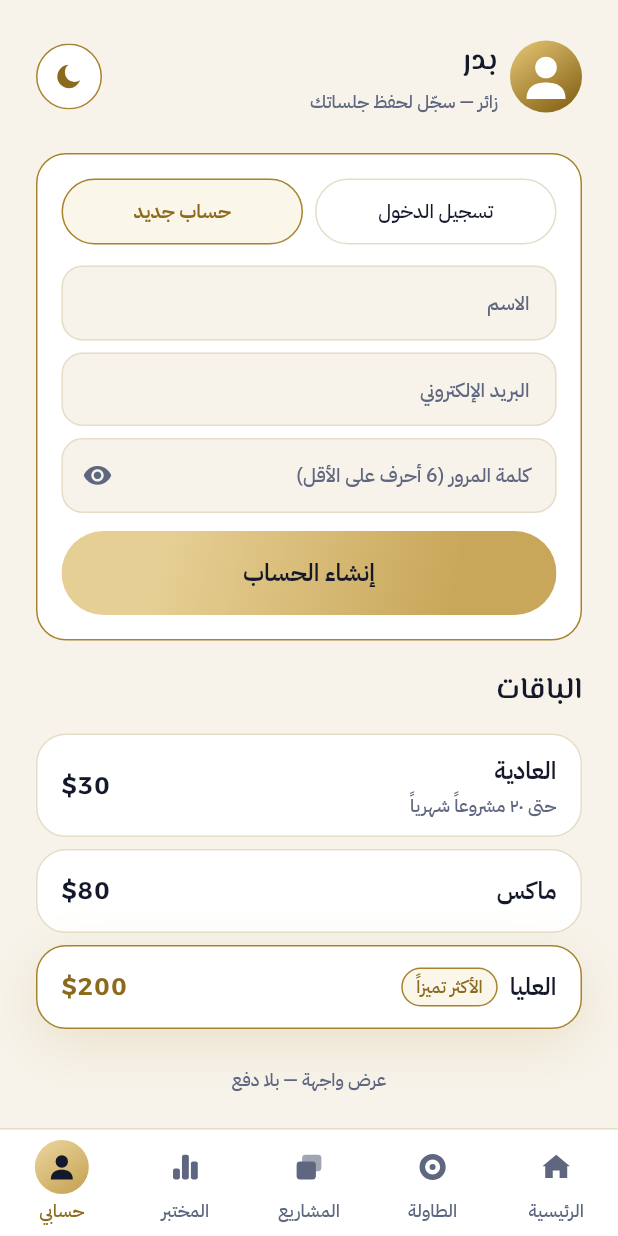
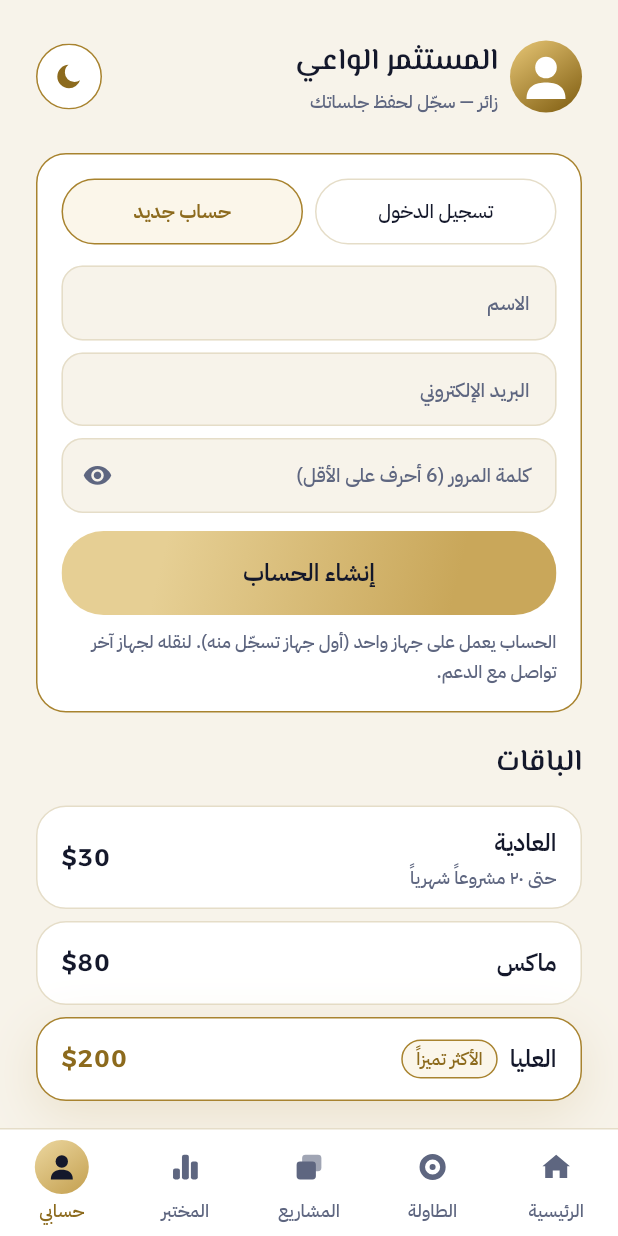
Before and after one commit to 3pp3ll/pentara-app, a Flutter app: the screen it shows after launch, after a tap on "حساب جديد", on a phone screen of 412 x 824 dp. Run offline on Flutter 3.47's test engine with Material 3 defaults, Android fonts, the phone set to English and light mode, and no system bars; our stand-ins replace qr_flutter, share_plus, shared_preferences; accounts and stored records are empty; network calls fail.

Commit message:
Add files via upload

```diff
--- a/lib/live/live_account_card.dart
+++ b/lib/live/live_account_card.dart
@@ -144,6 +144,11 @@ class _LiveAccountCardState extends State<LiveAccountCard> {
             label: _signupMode ? 'إنشاء الحساب' : 'دخول',
             expand: true,
             onTap: live.busy ? null : _submitAuth,
+          ),
+          const SizedBox(height: 8),
+          Text(
+            'الحساب يعمل على جهاز واحد (أول جهاز تسجّل منه). لنقله لجهاز آخر تواصل مع الدعم.',
+            style: AppTypography.caption.copyWith(color: c.inkMuted),
           ),
         ],
         if (live.error != null) ...[
--- a/lib/live/live_api.dart
+++ b/lib/live/live_api.dart
@@ -102,11 +102,18 @@ class LiveController extends ChangeNotifier {
 
   /// اسم الزائر قبل التسجيل: يُختار عشوائياً مرة ويُحفظ في الجهاز.
   static const List<String> guestNames = [
-    'سلمان', 'نورة', 'فيصل', 'ريم', 'تركي', 'لمى', 'خالد', 'جود', 'ماجد', 'دانة',
-    'بدر', 'هيا', 'راكان', 'سارة', 'عمر', 'لين', 'يزيد', 'غلا', 'مشاري', 'رهف',
-    'سعود', 'شهد', 'نواف', 'جنى', 'عبدالعزيز', 'ليان', 'طلال', 'مها', 'وليد', 'أروى',
+    'المبرمج المثالي', 'المطوّر الذكي', 'صانع الأفكار', 'رائد الأعمال', 'المبدع الطموح',
+    'صاحب الرؤية', 'المخطط البارع', 'المحلل الذكي', 'المبتكر', 'صانع الفرق',
+    'المستثمر الواعي', 'قائد المشروع', 'المصمم الملهم', 'الباحث الشغوف', 'صانع النجاح',
+    'المهندس المبدع', 'المسوّق الذكي', 'المؤسس الطموح', 'العقل المدبّر', 'صانع المستقبل',
+    'المنفّذ المحترف', 'المخترع', 'المفكر الاستراتيجي', 'صاحب المبادرة', 'المطوّر المحترف',
+    'بطل الأفكار', 'الرائد الملهم', 'صانع التطبيقات', 'المحلل الاستراتيجي', 'المبدع الذكي',
   ];
   static const String _guestNameKey = 'pentara-guest-name';
+  static const String _deviceKey = 'pentara-device';
+
+  /// معرّف هذا الجهاز: الحساب العادي يعمل على أول جهاز سجّل منه فقط.
+  String _device = '';
   String guestName = guestNames[Random().nextInt(guestNames.length)];
 
   /// إحصاءات عامة لكل المستخدمين (المختبر وملخص المشاريع قبل الدخول).
@@ -200,6 +207,12 @@ class LiveController extends ChangeNotifier {
     try {
       final prefs = await SharedPreferences.getInstance();
       _login = prefs.getString(_prefsKey);
+      _device = prefs.getString(_deviceKey) ?? '';
+      if (_device.isEmpty) {
+        final r = Random.secure();
+        _device = List.generate(24, (_) => r.nextInt(16).toRadixString(16)).join();
+        await prefs.setString(_deviceKey, _device);
+      }
       final g = prefs.getString(_guestNameKey);
       if (g != null && g.isNotEmpty) {
         guestName = g;
@@ -259,14 +272,15 @@ class LiveController extends ChangeNotifier {
   /// حساب جديد (يحوّل الزائر إلى حساب ويحتفظ بجلسته).
   Future<void> signup(String name, String email, String password) => _run(() async {
         await _accept(await _send('POST', '/api/signup',
-            body: {'name': name.trim(), 'email': email.trim(), 'password': password}));
+            body: {'name': name.trim(), 'email': email.trim(), 'password': password, 'device': _device}));
       }, forgetOn401: false);
 
   /// دخول ببريد وكلمة مرور (جلسة الزائر تنتقل للحساب).
   Future<int> signin(String email, String password) async {
     var moved = 0;
     await _run(() async {
-      final data = await _send('POST', '/api/signin', body: {'email': email.trim(), 'password': password});
+      final data = await _send('POST', '/api/signin',
+          body: {'email': email.trim(), 'password': password, 'device': _device});
       moved = (data['moved'] as num?)?.toInt() ?? 0;
       await _accept(data);
     }, forgetOn401: false);
```
